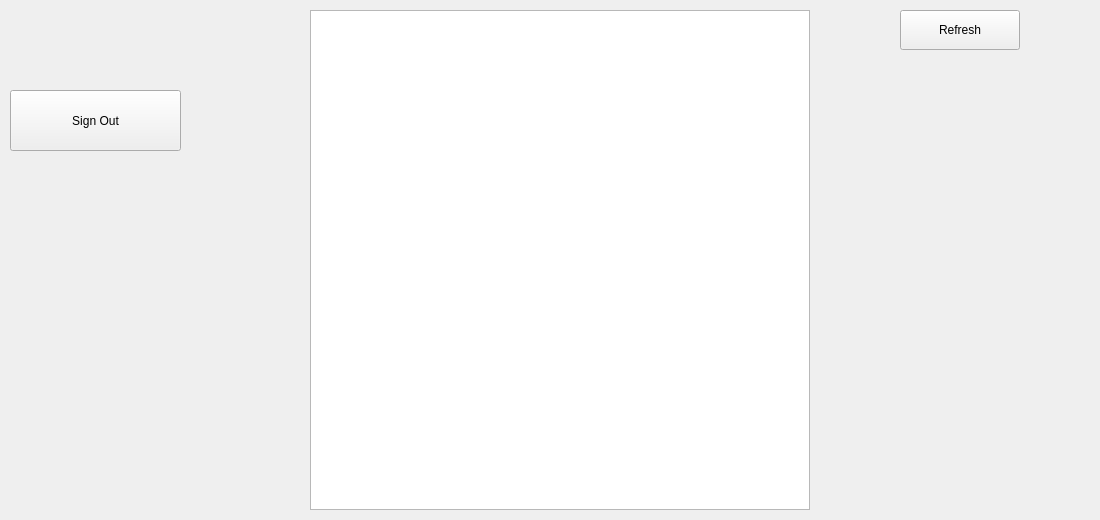
This is BattleshipClient/mainwindow.ui in YukiElectric/IT4062-Project-BattleShipGame as Qt 5 draws it before an edit. The edited form follows.
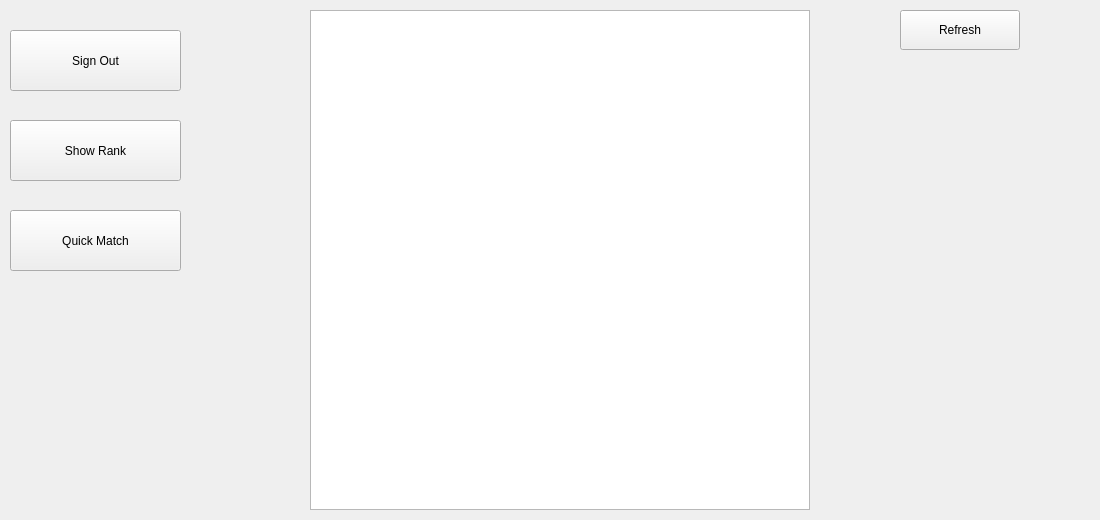
This is the edited form. The open tabs and pages were chosen to show the change.

Commit message: add show rank, play again and quick match

The edit to the form file:
```diff
--- a/BattleshipClient/mainwindow.ui
+++ b/BattleshipClient/mainwindow.ui
@@ -134,7 +134,7 @@
       <property name="geometry">
        <rect>
         <x>10</x>
-        <y>90</y>
+        <y>30</y>
         <width>171</width>
         <height>61</height>
        </rect>
@@ -175,6 +175,32 @@
        <set>Qt::AlignHCenter</set>
       </property>
      </widget>
+     <widget class="QPushButton" name="btnShowRank">
+      <property name="geometry">
+       <rect>
+        <x>10</x>
+        <y>120</y>
+        <width>171</width>
+        <height>61</height>
+       </rect>
+      </property>
+      <property name="text">
+       <string>Show Rank</string>
+      </property>
+     </widget>
+     <widget class="QPushButton" name="btnQuickMatch">
+      <property name="geometry">
+       <rect>
+        <x>10</x>
+        <y>210</y>
+        <width>171</width>
+        <height>61</height>
+       </rect>
+      </property>
+      <property name="text">
+       <string>Quick Match</string>
+      </property>
+     </widget>
     </widget>
     <widget class="QWidget" name="matchPage">
      <widget class="QGraphicsView" name="myView">
```
Left out of the diff: 25 changed lines with no effect on the pictures. The commit also changes 15 other files.
